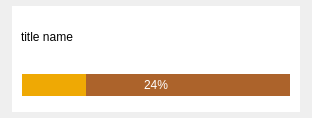
Qt form src/qt/forms/cprogressdialog.ui (MassGrid/MassGrid) before a commit.
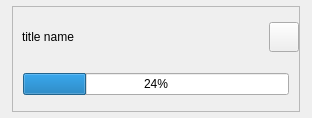
The same form after that commit. Icons and pictures are not drawn.

What changed in the file:
```diff
--- a/src/qt/forms/cprogressdialog.ui
+++ b/src/qt/forms/cprogressdialog.ui
@@ -13,6 +13,9 @@
   <property name="windowTitle">
    <string>Dialog</string>
   </property>
+  <property name="styleSheet">
+   <string notr="true"/>
+  </property>
   <layout class="QGridLayout" name="gridLayout">
    <property name="leftMargin">
     <number>0</number>
@@ -29,142 +32,7 @@
    <item row="0" column="0">
     <widget class="QWidget" name="centerWin" native="true">
      <property name="styleSheet">
-      <string notr="true">QWidget#centerWin{
-border:hidden;
-border-image: url(:/pic/res/pic/dlgBackgroud.png);
-}
-
-QFrame{
-border:hidden;
-}
-
-QScrollArea{
-border:hidden;
-}
-
-/*垂直滚动条整体*/
-QScrollBar:vertical
-{
-    width:8px;
-    background:rgb(0,0,0,0%);
-    margin:0px,0px,0px,0px;
-    padding-top:12px;   /*上预留位置*/
-    padding-bottom:12px;    /*下预留位置*/
-}
-
-/*滚动条中滑块的样式*/
-QScrollBar::handle:vertical
-{
-    width:8px;
-    background:rgb(0,0,0,15%);
-    border-radius:4px;
-    min-height:20px;
-}
-
-/*鼠标触及滑块样式*/
-QScrollBar::handle:vertical:hover
-{
-    width:9px;
-    background:rgb(0,0,0,30%);
-    border-radius:4px;
-    min-height:20;
-}
-
-/*设置下箭头*/
-QScrollBar::add-line:vertical
-{
-    height:12px;
-    width:10px;
-    border-image:url(:/selectfile/scroll/3.png);
-    subcontrol-position:bottom;
-}
-
-/*设置上箭头*/
-QScrollBar::sub-line:vertical
-{
-    height:12px;
-    width:10px;
-    border-image:url(:/selectfile/scroll/1.png);
-    subcontrol-position:top;
-}
-
-/*设置下箭头:悬浮状态*/
-QScrollBar::add-line:vertical:hover
-{
-    height:12px;
-    width:10px;
-    border-image:url(:/selectfile/scroll/4.png);
-    subcontrol-position:bottom;
-}
-
-/*设置上箭头：悬浮状态*/
-QScrollBar::sub-line:vertical:hover
-{
-    height:12px;
-    width:10px;
-    border-image:url(:/selectfile/scroll/2.png);
-    subcontrol-position:top;
-}
-
-/*当滚动条滚动的时候，上面的部分和下面的部分*/
-QScrollBar::add-page:vertical,QScrollBar::sub-page:vertical
-{
-    background:rgb(0,0,0,10%);
-    border-radius:4px;
-}
-
-
-
-QScrollBar:horizontal{
-height:10px;
-background:transparent;
-background-color:rgb(248, 248, 248);
-margin:0px,0px,0px,0px;
-padding-left:10px;padding-right:10px;
-}
-
-QScrollBar::handle:horizontal{
-height:10px;
-background:lightgray;
-border-radius:5px;/*min-height:20;*/
-}
-QScrollBar::handle:horizontal:hover{
-height:10px;
-background:gray;
-border-radius:5px;/*min-height:20;*/
-}
-QScrollBar::add-line:horizontal{
-/*height:10px;width:10px;*/
-border-image:url(:/button/images/button/right.png);
-/*subcontrol-position:right;*/
-}
-QScrollBar::sub-line:horizontal{
-/*height:10px;width:10px;*/
-border-image:url(:/button/images/button/left.png);
-/*subcontrol-position:left;*/
-}
-QScrollBar::add-line:horizontal:hover{
-/*height:10px;width:10px;*/
-border-image:url(:/button/images/button/right_mouseDown.png);
-/*subcontrol-position:right;*/
-}
-QScrollBar::sub-line:horizontal:hover{
-/*height:10px;width:10px;*/
-border-image:url(:/button/images/button/left_mouseDown.png);
-/*subcontrol-position:left;*/
-}
-QScrollBar::add-page:horizontal,QScrollBar::sub-page:horizontal{
-background:transparent;
-border-radius:5px;
-}
-
-QToolButton{
-width:80;
-height:30;
-background-color: rgb(239, 169, 4);
-color: rgb(255, 255, 255);
-border:hidden;
-}</string>
+      <string notr="true"/>
      </property>
      <layout class="QGridLayout" name="gridLayout_2">
       <property name="leftMargin">
@@ -182,10 +50,7 @@
       <item row="0" column="0">
        <widget class="QFrame" name="mainframe">
         <property name="styleSheet">
-         <string notr="true">QFrame#mainframe{
-border:hidden;
-	background-color: rgb(255, 255, 255);
-}</string>
+         <string notr="true"/>
         </property>
         <property name="frameShape">
          <enum>QFrame::StyledPanel</enum>
@@ -249,13 +114,7 @@
               <enum>Qt::NoFocus</enum>
              </property>
              <property name="styleSheet">
-              <string notr="true">QToolButton{
-border:hidden;
-	background-color: rgb(255, 255, 255,0);
-image: url(:/icons/res/pic/closeBtn.png);
-}
-
-</string>
+              <string notr="true"/>
              </property>
              <property name="text">
               <string/>
@@ -275,19 +134,7 @@
            <item>
             <widget class="QProgressBar" name="progressBar">
              <property name="styleSheet">
-              <string notr="true">QProgressBar {
-border: none;
- text-align: center;
-color: white;
-background-color: rgb(172, 99, 43);
-background-repeat: repeat-x;
-text-align: center;}
-QProgressBar::chunk {
-border: none;
-background-color: rgb(239, 169, 4);
-background-repeat: repeat-x;
-}
-</string>
+              <string notr="true"/>
              </property>
              <property name="value">
               <number>24</number>
```
